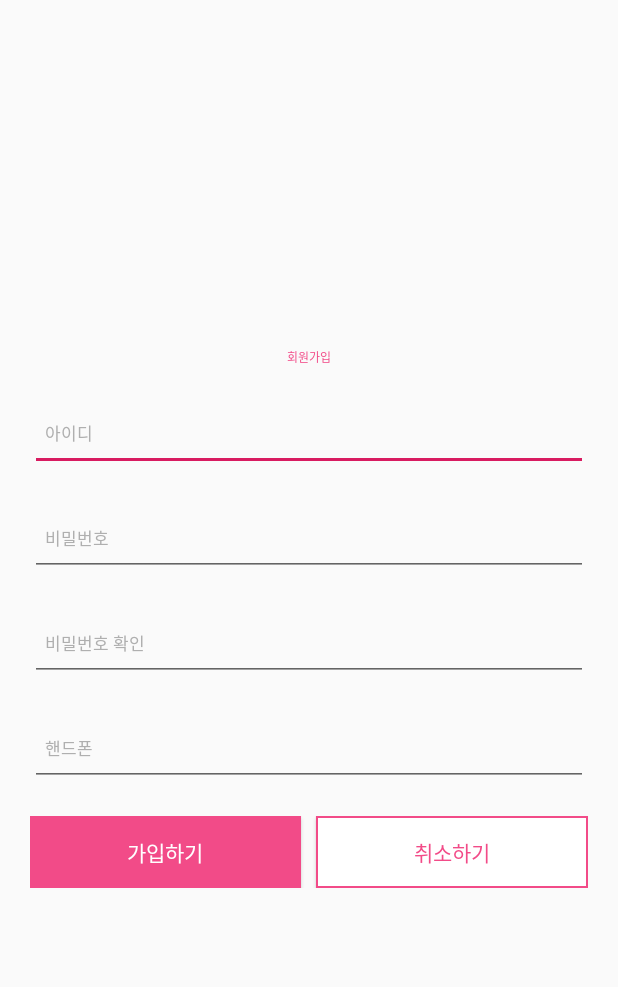
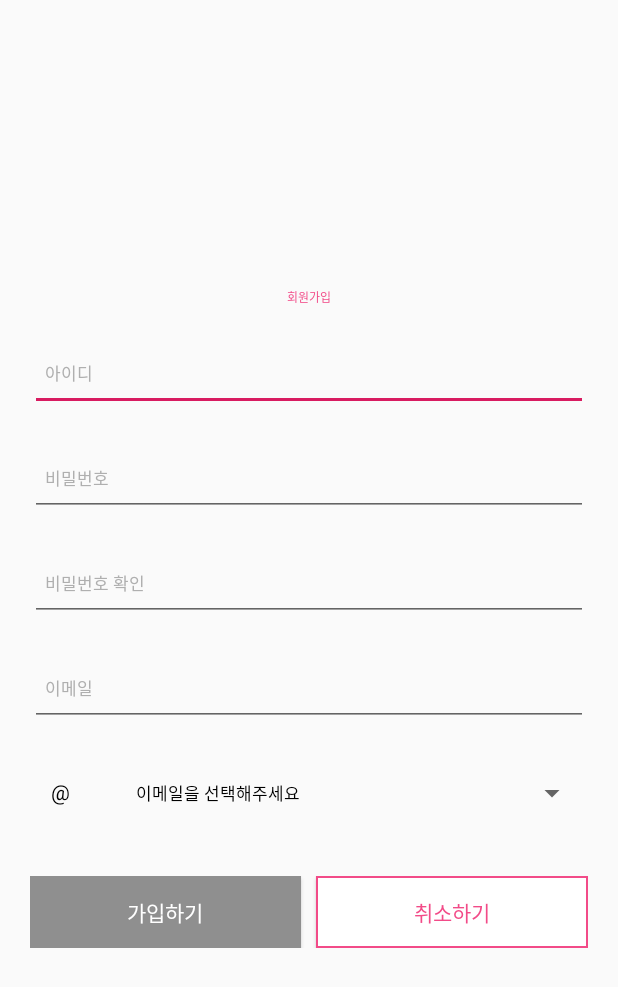
Before and after one commit to ulba0401/project, an Android app: the Join screen opened directly, with no data from a screen before it, on a phone screen of 412 x 824 dp. Shown: the top 987 px of the screen. Run offline under Robolectric (Android 15) with nearby library versions, the phone set to English and light mode, and no system bars; our stand-ins replace CircleImageView.

Commit message:
로그인, 회원가입 화면 기능추가

```diff
--- a/app/src/main/java/com/example/networkdic/login/Join.java
+++ b/app/src/main/java/com/example/networkdic/login/Join.java
@@ -1,18 +1,75 @@
 package com.example.networkdic.login;
 
+import android.graphics.Color;
 import android.os.Bundle;
 import android.support.v7.app.AppCompatActivity;
+import android.view.View;
+import android.widget.AdapterView;
+import android.widget.ArrayAdapter;
+import android.widget.Button;
+import android.widget.EditText;
+import android.widget.Spinner;
+import android.widget.TextView;
+import android.widget.Toast;
+import android.widget.ToggleButton;
 
 
 import com.example.networkdic.R;
 
+import java.util.regex.Pattern;
+
 public class Join extends AppCompatActivity {
+
+    Button submit_btn, cancel_btn;
+    EditText id, pw, pwc, email;
+    Spinner email_select;
+
 
     @Override
     protected void onCreate(Bundle savedInstanceState) {
         super.onCreate(savedInstanceState);
         setContentView(R.layout.join_activity);
 
+        submit_btn = findViewById(R.id.submit);
+        cancel_btn = findViewById(R.id.cancel);
+        id = findViewById(R.id.join_id);
+        pw = findViewById(R.id.join_pw);
+        pwc = findViewById(R.id.join_pwc);
+        email = findViewById(R.id.email);
+        email_select = findViewById(R.id.email_select);
+
+        ArrayAdapter<?> spinner_custom = ArrayAdapter.createFromResource(this, R.array.email, R.layout.spinner_item);
+        spinner_custom.setDropDownViewResource(R.layout.spinner_dropdown_item);
+        email_select.setAdapter(spinner_custom);
+
+
+        submit_btn.setOnClickListener(new View.OnClickListener() {
+            @Override
+            public void onClick(View v) {
+                //회원가입 처리
+                if (id.getText().toString().length() == 0){
+                    Toast.makeText(Join.this, "아이디를 확인해 주세요", Toast.LENGTH_SHORT).show();
+                    id.requestFocus();
+                    return;
+                }else if (pw.getText().toString().length() == 0||!Pattern.matches("^(?=.*\\d)(?=.*[~`!@#$%\\^&*()-])(?=.*[a-zA-Z]).{8,20}$", pw.getText().toString())){
+                    Toast.makeText(Join.this, "비밀번호를 확인해 주세요", Toast.LENGTH_SHORT).show();
+                    pw.requestFocus();
+                    return;
+                }else if(pwc.getText().toString().length()==0){
+                    Toast.makeText(Join.this, "비밀번호가 일치하지 않습니다.", Toast.LENGTH_SHORT).show();
+                    pwc.requestFocus();
+                    return;
+                }
+
+            }
+        });
+
+        cancel_btn.setOnClickListener(new View.OnClickListener() {
+            @Override
+            public void onClick(View v) {
+                finish();
+            }
+        });
 
     }
 }
--- a/app/src/main/res/layout/intro_page.xml
+++ b/app/src/main/res/layout/intro_page.xml
@@ -27,7 +27,8 @@
         android:layout_marginEnd="8dp"
         android:layout_marginRight="8dp"
         android:layout_marginBottom="28dp"
-        android:text="Copyright ⓒSunchon National University.Kim jihyeon"
+        android:text="@string/createright"
+        style="@style/copyright"
         app:layout_constraintBottom_toBottomOf="parent"
         app:layout_constraintEnd_toEndOf="parent"
         app:layout_constraintHorizontal_bias="0.488"
--- a/app/src/main/res/layout/join_activity.xml
+++ b/app/src/main/res/layout/join_activity.xml
@@ -17,28 +17,56 @@
         android:textSize="@dimen/com_facebook_profilepictureview_preset_size_small"/>
 
     <EditText
+        android:id="@+id/join_id"
         android:layout_width="match_parent"
         android:layout_height="50dp"
         style="@style/join"
+        android:inputType="textPersonName"
         android:hint="@string/setid"/>
 
     <EditText
+        android:id="@+id/join_pw"
         android:layout_width="match_parent"
         android:layout_height="50dp"
+        android:inputType="textPassword"
         style="@style/join"
         android:hint="@string/setpw"/>
 
     <EditText
+        android:id="@+id/join_pwc"
         android:layout_width="match_parent"
         android:layout_height="50dp"
         style="@style/join"
+        android:inputType="textPassword"
         android:hint="@string/setpwch"/>
 
+
     <EditText
+        android:id="@+id/email"
         android:layout_width="match_parent"
         android:layout_height="50dp"
         style="@style/join"
-        android:hint="@string/setphone"/>
+        android:inputType="textEmailAddress"
+        android:hint="@string/setemail"/>
+    <LinearLayout
+        android:layout_width="match_parent"
+        android:layout_height="wrap_content"
+        android:orientation="horizontal">
+        <TextView
+            android:layout_width="wrap_content"
+            android:layout_height="wrap_content"
+            android:text="@string/at"
+            style="@style/common_text"
+            android:textSize="@dimen/btn"
+            android:layout_marginRight="20dp"/>
+        <Spinner
+            android:id="@+id/email_select"
+            android:layout_width="match_parent"
+            android:layout_height="50dp"
+            style="@style/common_text"
+            android:layout_marginBottom="30dp"
+            android:entries="@array/email"/>
+    </LinearLayout>
 
     <LinearLayout
         android:layout_width="match_parent"
@@ -50,7 +78,7 @@
             android:layout_width="0dp"
             android:layout_height="wrap_content"
             android:text="@string/submit"
-            style="@style/btnon"
+            style="@style/btn_s_off"
             android:layout_marginRight="10dp"
             android:layout_weight="1"/>
 
@@ -58,7 +86,7 @@
             android:id="@+id/cancel"
             android:layout_width="0dp"
             android:layout_height="wrap_content"
-            style="@style/btnoff"
+            style="@style/btn_c"
             android:text="@string/cancel"
 
             android:layout_weight="1"/>
--- a/app/src/main/res/layout/login_activity.xml
+++ b/app/src/main/res/layout/login_activity.xml
@@ -28,7 +28,7 @@
                 android:layout_width="match_parent"
                 android:layout_height="40dp"
                 style="@style/common_text"
-
+                android:inputType="textPersonName"
                 android:hint="@string/setid" />
 
             <EditText
@@ -36,6 +36,7 @@
                 android:layout_width="match_parent"
                 android:layout_height="40dp"
                 style="@style/common_text"
+                android:inputType="textPassword"
                 android:hint="@string/setpw"/>
         </LinearLayout>
 
@@ -51,7 +52,7 @@
                 android:layout_height="0dp"
                 android:layout_weight="3"
                 android:layout_gravity="center"
-                style="@style/btnon"
+                style="@style/btn_s_on"
                 android:text="@string/menu_login" />
             <LinearLayout
                 android:layout_width="match_parent"
--- /dev/null
+++ b/app/src/main/res/layout/spinner_item.xml
@@ -0,0 +1,8 @@
+<?xml version="1.0" encoding="utf-8"?>
+<TextView
+xmlns:android="http://schemas.android.com/apk/res/android"
+android:id="@+id/tv_spitem"
+android:layout_width="fill_parent"
+android:layout_height="wrap_content"
+style="@style/hint_text"
+    />
--- /dev/null
+++ b/app/src/main/res/values/array.xml
@@ -0,0 +1,15 @@
+<?xml version="1.0" encoding="utf-8"?>
+<resources>
+    <string-array name="email">
+        <item>이메일을 선택해주세요</item>
+        <item>naver.com</item>
+        <item>daum.net</item>
+        <item>google.com</item>
+        <item>nate.com</item>
+        <item>paran.com</item>
+        <item>korea.com</item>
+        <item>hotmail.com</item>
+        <item>scnu.ac.kr</item>
+        <item>직접입력</item>
+    </string-array>
+</resources>
--- a/app/src/main/res/values/dimens.xml
+++ b/app/src/main/res/values/dimens.xml
@@ -8,4 +8,8 @@
     <dimen name="common">11sp</dimen>
     <dimen name="btn">14sp</dimen>
     <dimen name="menu">12sp</dimen>
+    <dimen name="list">14sp</dimen>
+    <dimen name="word">30sp</dimen>
+    <dimen name="copyright">9sp</dimen>
+    <dimen name="rl_list">9sp</dimen>
 </resources>
--- a/app/src/main/res/values/styles.xml
+++ b/app/src/main/res/values/styles.xml
@@ -29,21 +29,50 @@
         <item name="android:textSize">@dimen/common</item>
     </style>
 
+    <style name="copyright">
+        <item name="android:textColorHint">@color/gray</item>
+        <item name="android:textColor">@color/black</item>
+        <item name="android:textSize">@dimen/copyright</item>
+    </style>
+
+    <style name="list">
+        <item name="android:textColor">@color/black</item>
+        <item name="android:textSize">@dimen/list</item>
+    </style>
+
+    <style name="word">
+        <item name="android:textColor">@color/black</item>
+        <item name="android:textSize">@dimen/word</item>
+        <item name="android:gravity">bottom|left</item>
+        <item name="android:layout_marginLeft">10dp</item>
+    </style>
+    <style name="content">
+        <item name="android:textColor">@color/darkgray</item>
+        <item name="android:textSize">@dimen/common</item>
+        <item name="android:gravity">bottom|left</item>
+        <item name="android:layout_marginLeft">10dp</item>
+    </style>
+
     <style name="hint_text">
         <item name="android:textColorHint">@color/gray</item>
-        <item name="android:textColor">@color/gray</item>
+        <item name="android:textColor">@color/black</item>
         <item name="android:textSize">@dimen/common</item>
         <item name="android:paddingLeft">10dp</item>
     </style>
 
-    <style name="btnon">
-        <item name="android:textColorHint">@color/hint</item>
+    <style name="btn_s_on">
         <item name="android:textColor">@color/white</item>
         <item name="android:textSize">@dimen/btn</item>
         <item name="android:background">@color/commonColor</item>
     </style>
 
-    <style name="btnoff">
+    <style name="btn_s_off">
+        <item name="android:textColor">@color/white</item>
+        <item name="android:textSize">@dimen/btn</item>
+        <item name="android:background">@color/darkgray</item>
+    </style>
+
+    <style name="btn_c">
         <item name="android:textColorHint">@color/hint</item>
         <item name="android:textColor">@color/commonColor</item>
         <item name="android:textSize">@dimen/btn</item>
@@ -58,7 +87,7 @@
     </style>
     <style name="join">
         <item name="android:textColorHint">@color/gray</item>
-        <item name="android:textColor">@color/gray</item>
+        <item name="android:textColor">@color/black</item>
         <item name="android:textSize">@dimen/common</item>
         <item name="android:paddingLeft">10dp</item>
         <item name="android:layout_marginBottom">20dp</item>
```
Also changed, not shown: app/src/main/res/layout/list_detail_activity.xml (added, +138 -0 lines), app/src/main/res/layout/list_drawer_listview.xml (added, +15 -0 lines), app/src/main/res/layout/list_main_fragment.xml (added, +14 -0 lines), app/src/main/res/layout/spinner_dropdown_item.xml (added, +10 -0 lines), app/src/main/res/values/strings.xml (+31 -2 lines).
